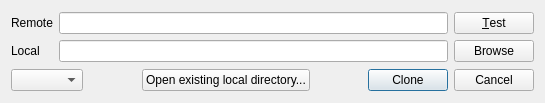
Old version of the form src/CloneDialog.ui in the repository soramimi/Guitar.
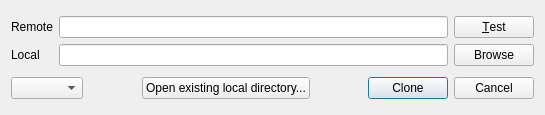
New version of the form. Custom widgets are drawn as their Qt base class.

Commit message: ダークテーマ改良（ComboBox）

Diff of the .ui file:
```diff
--- a/src/CloneDialog.ui
+++ b/src/CloneDialog.ui
@@ -7,7 +7,7 @@
     <x>0</x>
     <y>0</y>
     <width>545</width>
-    <height>103</height>
+    <height>115</height>
    </rect>
   </property>
   <property name="windowTitle">
```
The commit also changes 1 other file.
